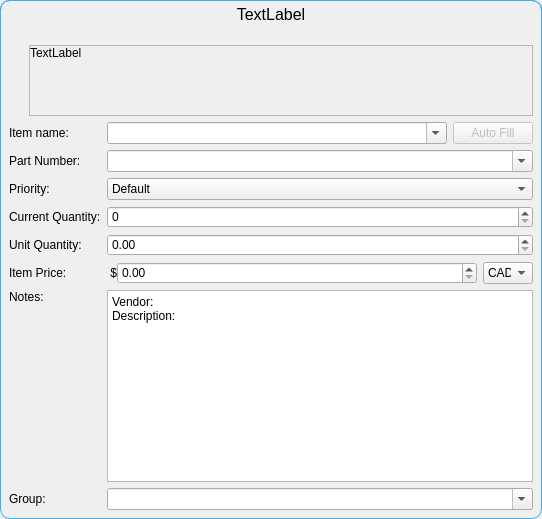
Above: ui/add_item_dialog.ui from TheCodingJsoftware/Invigo before the change. Below: the same form after it.
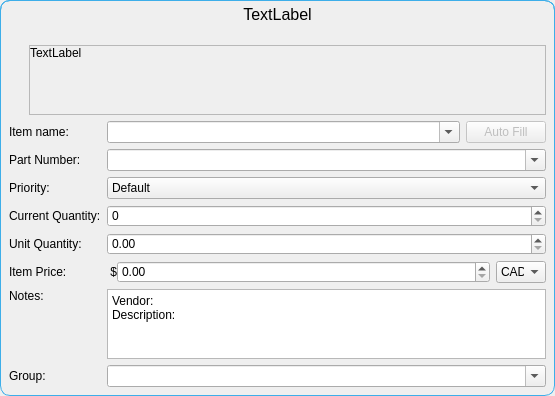
That is the form after the change.

```diff
--- a/ui/add_item_dialog.ui
+++ b/ui/add_item_dialog.ui
@@ -6,8 +6,8 @@
    <rect>
     <x>0</x>
     <y>0</y>
-    <width>542</width>
-    <height>519</height>
+    <width>555</width>
+    <height>396</height>
    </rect>
   </property>
   <property name="windowTitle">
@@ -151,7 +151,7 @@
               <rect>
                <x>0</x>
                <y>0</y>
-               <width>492</width>
+               <width>505</width>
                <height>69</height>
               </rect>
              </property>
```
